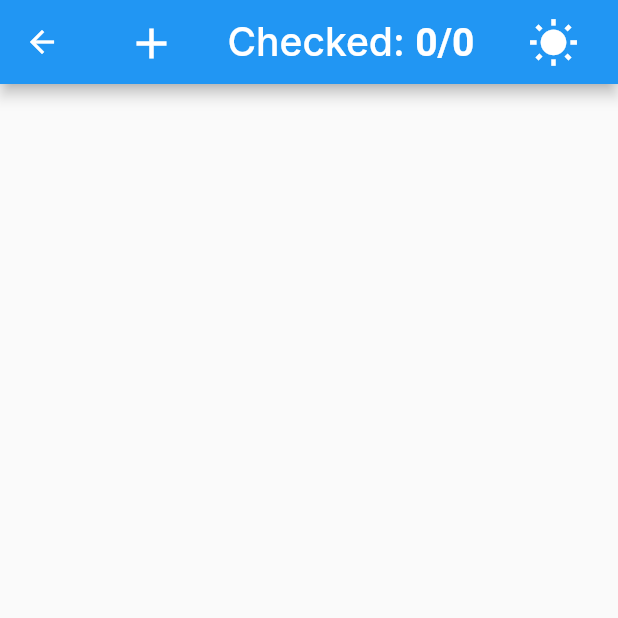
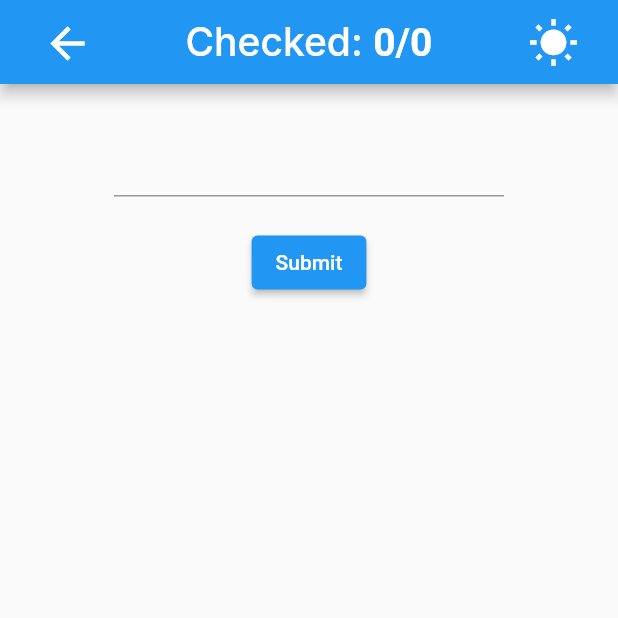
Before and after one commit to JonasCSilva/checklist__flutter, a Flutter app: the ScaffoldLoaded screen opened directly, after a tap on the "add" icon, on a phone screen of 412 x 824 dp, the top half of it. Run offline on Flutter 3.47's test engine with Material 2 defaults, Android fonts, the phone set to English and light mode, and no system bars; our stand-ins replace cloud_firestore, firebase_core, flutter_slidable, google_fonts, shared_preferences, shimmer; accounts and stored records are empty.

Commit message:
Delete and update working

```diff
--- a/lib/checklist/checklist_firebase.dart
+++ b/lib/checklist/checklist_firebase.dart
@@ -1,7 +1,7 @@
 import 'package:cloud_firestore/cloud_firestore.dart';
 
 class ChecklistFirebase {
-  DocumentReference checklist = FirebaseFirestore.instance.collection('Checklist').doc('r78yPLE8Z0GjOSsqjIt6');
+  DocumentReference checklist = FirebaseFirestore.instance.collection('users').doc('PUWNgT8cw9VPlJBc8GjKhIJoID63');
 
   void setChecklist(List items) async {
     try {
--- a/lib/checklist/checklist_model.dart
+++ b/lib/checklist/checklist_model.dart
@@ -30,10 +30,10 @@ class ChecklistModel extends ChangeNotifier {
   void updateValues(items) {
     _checkedCount = count(items)['counterChecked'] as int;
     _totalCount = count(items)['counterTotal'] as int;
-    /* items.sort((a, b) {
+    _items = items;
+    _items.sort((a, b) {
       return a['name'].toLowerCase().compareTo(b['name'].toLowerCase());
-    }); */
-    _items = items;
+    });
     notifyListeners();
   }
 
--- /dev/null
+++ b/lib/form_custom.dart
@@ -0,0 +1,75 @@
+import 'package:flutter/material.dart';
+import 'package:google_fonts/google_fonts.dart';
+import 'package:provider/provider.dart';
+import 'checklist/checklist_model.dart';
+
+class FormCustom extends StatefulWidget {
+  final String? name;
+  final int? index;
+
+  const FormCustom({Key? key, this.name, this.index}) : super(key: key);
+
+  @override
+  FormCustomState createState() {
+    return FormCustomState();
+  }
+}
+
+class FormCustomState extends State<FormCustom> {
+  final _formKey = GlobalKey<FormState>();
+  late String formName;
+
+  @override
+  Widget build(BuildContext context) {
+    return Consumer(builder: (context, ChecklistModel checklistNotifier, child) {
+      return Form(
+        key: _formKey,
+        child: Center(
+          child: Column(
+            children: [
+              Container(
+                  width: 260,
+                  margin: const EdgeInsets.symmetric(vertical: 20),
+                  child: TextFormField(
+                    textAlign: TextAlign.center,
+                    style: GoogleFonts.inter(textStyle: const TextStyle(fontSize: 26)),
+                    initialValue: widget.name,
+                    onSaved: (val) {
+                      formName = val!;
+                    },
+                    validator: (value) {
+                      if (value == null || value.isEmpty) {
+                        return 'Please enter some text';
+                      }
+                      return null;
+                    },
+                  )),
+              ElevatedButton(
+                onPressed: () {
+                  if (_formKey.currentState!.validate()) {
+                    _formKey.currentState!.save();
+                    List<dynamic> items = checklistNotifier.items;
+                    if (widget.name != null && widget.index != null) {
+                      bool isChecked = items[widget.index!]['checked'];
+                      items[widget.index!] = ({'checked': isChecked, 'name': formName});
+                      checklistNotifier.checklistData = items;
+                    } else {
+                      items.add({'checked': false, 'name': formName});
+                      checklistNotifier.checklistData = items;
+                      _formKey.currentState!.reset();
+                    }
+                    Navigator.pop(context);
+                    ScaffoldMessenger.of(context).showSnackBar(
+                      SnackBar(content: widget.name != null ? const Text('Item Updated') : const Text('Item Added')),
+                    );
+                  }
+                },
+                child: const Text('Submit'),
+              ),
+            ],
+          ),
+        ),
+      );
+    });
+  }
+}
--- a/lib/loaded/appbar_loaded.dart
+++ b/lib/loaded/appbar_loaded.dart
@@ -6,7 +6,9 @@ import '../theme/theme_model.dart';
 import '../checklist/checklist_model.dart';
 
 class AppBarLoaded extends StatelessWidget {
-  const AppBarLoaded({Key? key}) : super(key: key);
+  final IconButton iconButton;
+
+  const AppBarLoaded({Key? key, required this.iconButton}) : super(key: key);
 
   @override
   Widget build(BuildContext context) {
@@ -15,14 +17,7 @@ class AppBarLoaded extends StatelessWidget {
         mainAxisAlignment: MainAxisAlignment.start,
         crossAxisAlignment: CrossAxisAlignment.center,
         children: [
-          Container(
-              child: IconButton(
-                  icon: const Icon(Icons.add, size: 34),
-                  splashRadius: 30,
-                  onPressed: () {
-                    print('');
-                  }),
-              margin: const EdgeInsets.only(left: 20)),
+          Container(child: iconButton, margin: const EdgeInsets.only(left: 20)),
           Expanded(
             child: Center(
                 child: Text.rich(
--- a/lib/loaded/checklist_loaded.dart
+++ b/lib/loaded/checklist_loaded.dart
@@ -2,6 +2,7 @@ import 'package:flutter/material.dart';
 import 'package:provider/provider.dart';
 import 'package:flutter_slidable/flutter_slidable.dart';
 import '../checklist/checklist_model.dart';
+import '../route2.dart';
 import 'list_tile_custom.dart';
 
 class ChecklistListLoaded extends StatefulWidget {
@@ -18,32 +19,59 @@ class _ChecklistListLoadedState extends State<ChecklistListLoaded> {
       return ListView(
         physics: const BouncingScrollPhysics(),
         padding: const EdgeInsets.symmetric(horizontal: 15, vertical: 15),
-        children: <Widget>[
+        children: [
           for (int index = 0; index < checklistNotifier.items.length; index++)
             Card(
                 key: ValueKey(index),
                 margin: const EdgeInsets.symmetric(vertical: 10),
                 child: Slidable(
-                    startActionPane: const ActionPane(
+                    startActionPane: ActionPane(
                       extentRatio: 0.33,
-                      motion: DrawerMotion(),
+                      motion: const DrawerMotion(),
                       children: [
                         SlidableAction(
-                          onPressed: null,
-                          backgroundColor: Color(0xFFFE4A49),
+                          onPressed: (BuildContext context) => showDialog(
+                            context: context,
+                            builder: (BuildContext context) => AlertDialog(
+                              title: const Text('Confirmation'),
+                              content: Text('Are you sure you want to delete: ${checklistNotifier.items[index]['name']}?'),
+                              actions: [
+                                TextButton(
+                                  onPressed: () => Navigator.pop(context),
+                                  child: const Text("Don't delete"),
+                                ),
+                                TextButton(
+                                  onPressed: () {
+                                    List<dynamic> items = checklistNotifier.items;
+                                    items.removeAt(index);
+                                    checklistNotifier.checklistData = items;
+                                    Navigator.pop(context);
+                                  },
+                                  child: const Text('Delete', style: TextStyle(color: Colors.red)),
+                                ),
+                              ],
+                            ),
+                          ),
+                          backgroundColor: Colors.red,
                           foregroundColor: Colors.white,
                           icon: Icons.delete,
                           label: 'Delete',
                         ),
                       ],
                     ),
-                    endActionPane: const ActionPane(
+                    endActionPane: ActionPane(
                       extentRatio: 0.33,
-                      motion: DrawerMotion(),
+                      motion: const DrawerMotion(),
                       children: [
                         SlidableAction(
                           flex: 2,
-                          onPressed: null,
+                          onPressed: (BuildContext context) {
+                            Navigator.push(
+                              context,
+                              MaterialPageRoute(
+                                  builder: (context) => SecondRoute(name: checklistNotifier.items[index]['name'], index: index)),
+                            );
+                          },
                           backgroundColor: Colors.grey,
                           foregroundColor: Colors.white,
                           icon: Icons.edit,
--- a/lib/loaded/scaffold_loaded.dart
+++ b/lib/loaded/scaffold_loaded.dart
@@ -1,5 +1,6 @@
 import 'package:flutter/material.dart';
 import 'package:flutter/cupertino.dart';
+import '../route2.dart';
 import 'appbar_loaded.dart';
 import 'checklist_loaded.dart';
 
@@ -8,6 +9,19 @@ class ScaffoldLoaded extends StatelessWidget {
 
   @override
   Widget build(BuildContext context) {
-    return Scaffold(appBar: AppBar(titleSpacing: 0, title: const AppBarLoaded()), body: const ChecklistListLoaded());
+    return Scaffold(
+        appBar: AppBar(
+            titleSpacing: 0,
+            title: AppBarLoaded(
+                iconButton: IconButton(
+                    icon: const Icon(Icons.add, size: 34),
+                    splashRadius: 30,
+                    onPressed: () {
+                      Navigator.push(
+                        context,
+                        MaterialPageRoute(builder: (context) => const SecondRoute()),
+                      );
+                    }))),
+        body: const ChecklistListLoaded());
   }
 }
--- a/lib/main.dart
+++ b/lib/main.dart
@@ -1,7 +1,6 @@
 import 'package:firebase_core/firebase_core.dart';
 import 'package:firstapp/loaded/scaffold_loaded.dart';
 import 'package:flutter/material.dart';
-import 'package:flutter/cupertino.dart';
 import 'package:provider/provider.dart';
 import 'loading/scaffold_loading.dart';
 import 'theme/theme_model.dart';
@@ -32,7 +31,7 @@ class App extends StatelessWidget {
               theme: themeNotifier.isDark ? ThemeData(brightness: Brightness.dark) : ThemeData(brightness: Brightness.light),
               debugShowCheckedModeBanner: false,
               home: FutureBuilder<void>(
-                  future: Future.delayed(const Duration(seconds: 10), () => checklistNotifier.getItems()),
+                  future: Future.delayed(const Duration(milliseconds: 10), () => checklistNotifier.getItems()),
                   builder: (BuildContext context, AsyncSnapshot<void> snapshot) {
                     if (checklistNotifier.items.isNotEmpty) {
                       return const ScaffoldLoaded();
--- /dev/null
+++ b/lib/route2.dart
@@ -0,0 +1,26 @@
+import 'package:flutter/material.dart';
+import 'form_custom.dart';
+import 'loaded/appbar_loaded.dart';
+
+class SecondRoute extends StatelessWidget {
+  final String? name;
+  final int? index;
+
+  const SecondRoute({Key? key, this.name, this.index}) : super(key: key);
+
+  @override
+  Widget build(BuildContext context) {
+    return Scaffold(
+        appBar: AppBar(
+            automaticallyImplyLeading: false,
+            titleSpacing: 0,
+            title: AppBarLoaded(
+                iconButton: IconButton(
+                    icon: const Icon(Icons.arrow_back, size: 34),
+                    splashRadius: 30,
+                    onPressed: () {
+                      Navigator.pop(context);
+                    }))),
+        body: FormCustom(name: name, index: index));
+  }
+}
```
Also changed, not shown: lib/loaded/list_tile_custom.dart (+2 -14 lines), lib/loading/appbar_loading.dart (+7 -8 lines), lib/loading/checklist_loading.dart (+10 -13 lines), 1 other file.
